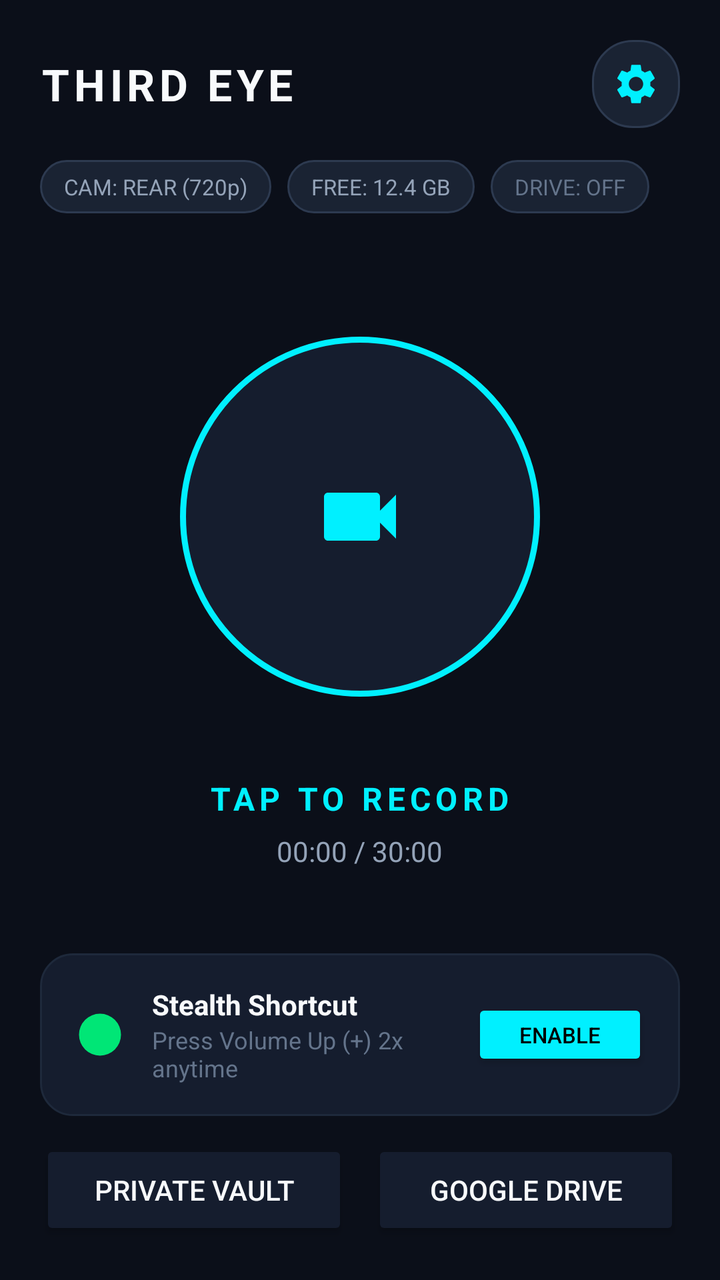
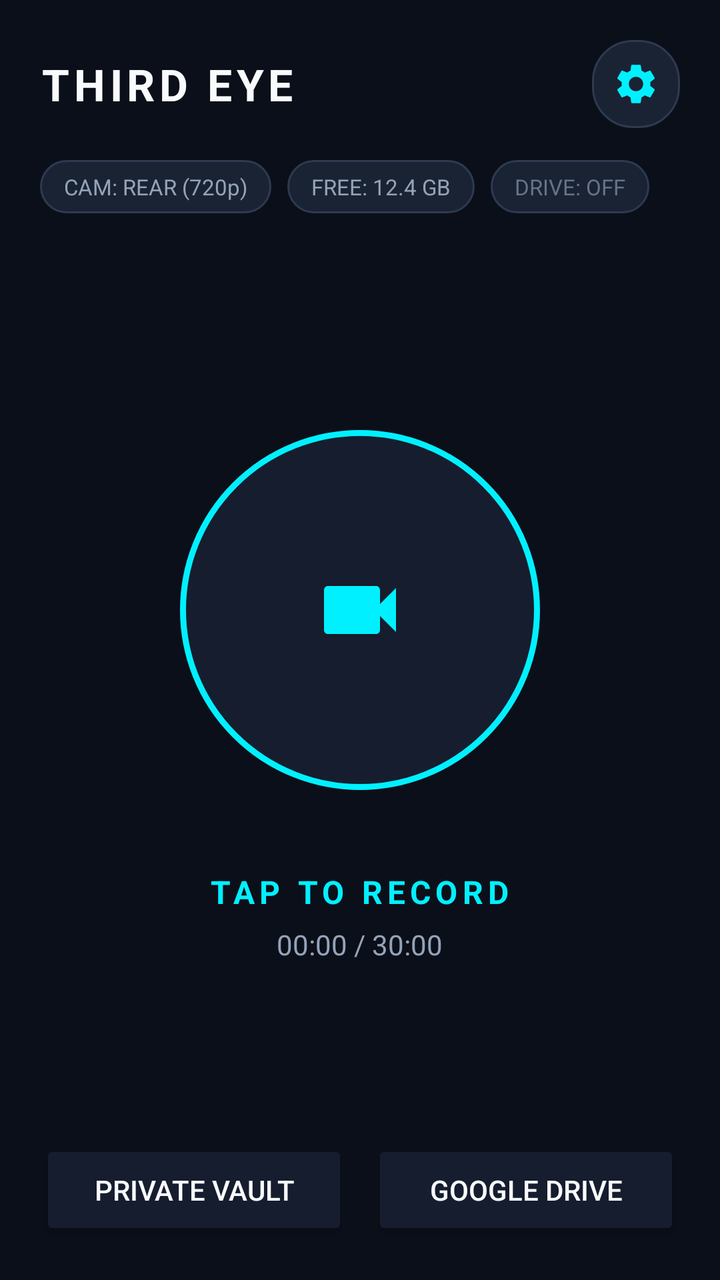

Screens rendered from an Android XML layout before and after an edit, with the pre-edit source and the edit as a unified diff.
<!-- AndroidManifest.xml: activity theme Theme.ThirdEye -->
<!-- res/layout/activity_main.xml -->
<?xml version="1.0" encoding="utf-8"?>
<androidx.constraintlayout.widget.ConstraintLayout xmlns:android="http://schemas.android.com/apk/res/android"
    xmlns:app="http://schemas.android.com/apk/res-auto"
    xmlns:tools="http://schemas.android.com/tools"
    android:layout_width="match_parent"
    android:layout_height="match_parent"
    android:background="@color/bg_dark"
    android:padding="20dp">

    
    <LinearLayout
        android:id="@+id/headerLayout"
        android:layout_width="match_parent"
        android:layout_height="wrap_content"
        android:orientation="horizontal"
        android:gravity="center_vertical"
        app:layout_constraintTop_toTopOf="parent">

        <TextView
            android:id="@+id/tvAppTitle"
            android:layout_width="0dp"
            android:layout_height="wrap_content"
            android:layout_weight="1"
            android:text="THIRD EYE"
            android:textColor="@color/text_primary"
            android:textSize="22sp"
            android:textStyle="bold"
            android:letterSpacing="0.1" />

        
        <ImageButton
            android:id="@+id/btnOpenSettings"
            android:layout_width="44dp"
            android:layout_height="44dp"
            android:background="@drawable/bg_status_badge"
            android:src="@drawable/ic_settings"
            android:padding="10dp"
            app:tint="@color/neon_cyan"
            android:contentDescription="Settings" />
    </LinearLayout>

    
    <LinearLayout
        android:id="@+id/badgeRow"
        android:layout_width="match_parent"
        android:layout_height="wrap_content"
        android:orientation="horizontal"
        android:layout_marginTop="16dp"
        app:layout_constraintTop_toBottomOf="@id/headerLayout">

        
        <TextView
            android:id="@+id/tvLensBadge"
            android:layout_width="wrap_content"
            android:layout_height="wrap_content"
            android:background="@drawable/bg_status_badge"
            android:paddingStart="12dp"
            android:paddingEnd="12dp"
            android:paddingTop="6dp"
            android:paddingBottom="6dp"
            android:text="CAM: REAR (720p)"
            android:textColor="@color/text_secondary"
            android:textSize="11sp"
            android:layout_marginEnd="8dp" />

        
        <TextView
            android:id="@+id/tvStorageBadge"
            android:layout_width="wrap_content"
            android:layout_height="wrap_content"
            android:background="@drawable/bg_status_badge"
            android:paddingStart="12dp"
            android:paddingEnd="12dp"
            android:paddingTop="6dp"
            android:paddingBottom="6dp"
            android:text="FREE: 12.4 GB"
            android:textColor="@color/text_secondary"
            android:textSize="11sp"
            android:layout_marginEnd="8dp" />

        
        <TextView
            android:id="@+id/tvCloudBadge"
            android:layout_width="wrap_content"
            android:layout_height="wrap_content"
            android:background="@drawable/bg_status_badge"
            android:paddingStart="12dp"
            android:paddingEnd="12dp"
            android:paddingTop="6dp"
            android:paddingBottom="6dp"
            android:text="DRIVE: OFF"
            android:textColor="@color/text_muted"
            android:textSize="11sp" />
    </LinearLayout>

    
    <LinearLayout
        android:id="@+id/centerSection"
        android:layout_width="wrap_content"
        android:layout_height="wrap_content"
        android:gravity="center"
        android:orientation="vertical"
        app:layout_constraintBottom_toTopOf="@id/bottomCards"
        app:layout_constraintEnd_toEndOf="parent"
        app:layout_constraintStart_toStartOf="parent"
        app:layout_constraintTop_toBottomOf="@id/badgeRow">

        
        <FrameLayout
            android:id="@+id/pulseContainer"
            android:layout_width="220dp"
            android:layout_height="220dp"
            android:layout_gravity="center">

            
            <ImageButton
                android:id="@+id/btnToggleRecord"
                android:layout_width="180dp"
                android:layout_height="180dp"
                android:layout_gravity="center"
                android:background="@drawable/bg_record_button"
                android:contentDescription="Start/Stop Record"
                android:scaleType="centerInside"
                android:padding="36dp"
                android:src="@drawable/ic_video_cam"
                app:tint="@color/neon_cyan" />
        </FrameLayout>

        
        <TextView
            android:id="@+id/tvRecordStatus"
            android:layout_width="wrap_content"
            android:layout_height="wrap_content"
            android:layout_marginTop="20dp"
            android:letterSpacing="0.15"
            android:text="TAP TO RECORD"
            android:textColor="@color/neon_cyan"
            android:textSize="16sp"
            android:textStyle="bold" />

        
        <TextView
            android:id="@+id/tvTimerCounter"
            android:layout_width="wrap_content"
            android:layout_height="wrap_content"
            android:layout_marginTop="6dp"
            android:text="00:00 / 30:00"
            android:textColor="@color/text_secondary"
            android:textSize="14sp" />
    </LinearLayout>

    
    <LinearLayout
        android:id="@+id/bottomCards"
        android:layout_width="match_parent"
        android:layout_height="wrap_content"
        android:orientation="vertical"
        app:layout_constraintBottom_toBottomOf="parent">

        
        <LinearLayout
            android:layout_width="match_parent"
            android:layout_height="wrap_content"
            android:background="@drawable/bg_card"
            android:orientation="horizontal"
            android:padding="16dp"
            android:gravity="center_vertical"
            android:layout_marginBottom="12dp">

            <ImageView
                android:layout_width="28dp"
                android:layout_height="28dp"
                android:src="@drawable/ic_camera_record"
                app:tint="@color/neon_emerald"
                android:layout_marginEnd="12dp" />

            <LinearLayout
                android:layout_width="0dp"
                android:layout_height="wrap_content"
                android:layout_weight="1"
                android:orientation="vertical">

                <TextView
                    android:layout_width="wrap_content"
                    android:layout_height="wrap_content"
                    android:text="Stealth Shortcut"
                    android:textColor="@color/text_primary"
                    android:textSize="14sp"
                    android:textStyle="bold" />

                <TextView
                    android:id="@+id/tvShortcutStatus"
                    android:layout_width="wrap_content"
                    android:layout_height="wrap_content"
                    android:text="Press Volume Up (+) 2x anytime"
                    android:textColor="@color/text_muted"
                    android:textSize="12sp" />
            </LinearLayout>

            <Button
                android:id="@+id/btnEnableShortcut"
                android:layout_width="wrap_content"
                android:layout_height="36dp"
                android:backgroundTint="@color/neon_cyan"
                android:text="Enable"
                android:textColor="@color/black"
                android:textSize="11sp" />
        </LinearLayout>

        
        <LinearLayout
            android:layout_width="match_parent"
            android:layout_height="wrap_content"
            android:orientation="horizontal">

            <Button
                android:id="@+id/btnOpenVault"
                android:layout_width="0dp"
                android:layout_height="50dp"
                android:layout_weight="1"
                android:layout_marginEnd="6dp"
                android:backgroundTint="@color/surface_card"
                android:text="Private Vault"
                android:textColor="@color/text_primary" />

            <Button
                android:id="@+id/btnConnectDrive"
                android:layout_width="0dp"
                android:layout_height="50dp"
                android:layout_weight="1"
                android:layout_marginStart="6dp"
                android:backgroundTint="@color/surface_card"
                android:text="Google Drive"
                android:textColor="@color/text_primary" />
        </LinearLayout>

    </LinearLayout>

</androidx.constraintlayout.widget.ConstraintLayout>
<!-- resources referenced by this layout -->
<resources>
  <color name="bg_dark">#0B0F19</color>
  <color name="black">#FF000000</color>
  <color name="neon_cyan">#00F0FF</color>
  <color name="neon_emerald">#00E676</color>
  <color name="surface_card">#151D2E</color>
  <color name="text_muted">#64748B</color>
  <color name="text_primary">#F8FAFC</color>
  <color name="text_secondary">#94A3B8</color>
  <!-- drawable bg_card (drawable) -->
  <?xml version="1.0" encoding="utf-8"?>
  <shape xmlns:android="http://schemas.android.com/apk/res/android"
      android:shape="rectangle">
      <solid android:color="@color/surface_card" />
      <stroke android:width="1dp" android:color="@color/surface_card_stroke" />
      <corners android:radius="16dp" />
  </shape>
  <!-- drawable bg_record_button (drawable) -->
  <?xml version="1.0" encoding="utf-8"?>
  <shape xmlns:android="http://schemas.android.com/apk/res/android"
      android:shape="oval">
      <solid android:color="@color/surface_card" />
      <stroke android:width="3dp" android:color="@color/neon_cyan" />
  </shape>
  <!-- drawable bg_status_badge (drawable) -->
  <?xml version="1.0" encoding="utf-8"?>
  <shape xmlns:android="http://schemas.android.com/apk/res/android"
      android:shape="rectangle">
      <solid android:color="#1A2333" />
      <corners android:radius="20dp" />
      <stroke android:width="1dp" android:color="#2D3A50" />
  </shape>
  <!-- drawable ic_camera_record (drawable) -->
  <vector xmlns:android="http://schemas.android.com/apk/res/android"
      android:width="24dp"
      android:height="24dp"
      android:viewportWidth="24"
      android:viewportHeight="24">
      <path
          android:fillColor="@color/neon_cyan"
          android:pathData="M12,12m-9,0a9,9 0,1 1,18 0a9,9 0,1 1,-18 0" />
  </vector>
  <!-- drawable ic_settings (drawable) -->
  <vector xmlns:android="http://schemas.android.com/apk/res/android"
      android:width="24dp"
      android:height="24dp"
      android:viewportWidth="24"
      android:viewportHeight="24">
      <path
          android:fillColor="@color/neon_cyan"
          android:pathData="M19.14,12.94c0.04,-0.3 0.06,-0.61 0.06,-0.94c0,-0.32 -0.02,-0.64 -0.07,-0.94l2.03,-1.58c0.18,-0.14 0.23,-0.41 0.12,-0.61l-1.92,-3.32c-0.12,-0.22 -0.37,-0.29 -0.59,-0.22l-2.39,0.96c-0.5,-0.38 -1.03,-0.7 -1.62,-0.94L14.4,2.81c-0.04,-0.24 -0.24,-0.41 -0.48,-0.41h-3.84c-0.24,0 -0.43,0.17 -0.47,0.41L9.25,5.35C8.66,5.59 8.12,5.92 7.63,6.29L5.24,5.33c-0.22,-0.08 -0.47,0 -0.59,0.22L2.74,8.87c-0.12,0.21 -0.08,0.47 0.12,0.61l2.03,1.58C4.84,11.36 4.8,11.69 4.8,12s0.02,0.64 0.07,0.94l-2.03,1.58c-0.18,0.14 -0.23,0.41 -0.12,0.61l1.92,3.32c0.12,0.22 0.37,0.29 0.59,0.22l2.39,-0.96c0.5,0.38 1.03,0.7 1.62,0.94l0.36,2.54c0.05,0.24 0.24,0.41 0.48,0.41h3.84c0.24,0 0.44,-0.17 0.47,-0.41l0.36,-2.54c0.59,-0.24 1.13,-0.56 1.62,-0.94l2.39,0.96c0.22,0.08 0.47,0 0.59,-0.22l1.92,-3.32c0.12,-0.22 0.07,-0.47 -0.12,-0.61L19.14,12.94zM12,15.6c-1.98,0 -3.6,-1.62 -3.6,-3.6s1.62,-3.6 3.6,-3.6s3.6,1.62 3.6,3.6S13.98,15.6 12,15.6z"/>
  </vector>
  <!-- drawable ic_video_cam (drawable) -->
  <vector xmlns:android="http://schemas.android.com/apk/res/android"
      android:width="48dp"
      android:height="48dp"
      android:viewportWidth="24"
      android:viewportHeight="24">
      <path
          android:fillColor="@color/neon_cyan"
          android:pathData="M17,10.5V7c0,-0.55 -0.45,-1 -1,-1H4c-0.55,0 -1,0.45 -1,1v10c0,0.55 0.45,1 1,1h12c0.55,0 1,-0.45 1,-1v-3.5l4,4v-11l-4,4z" />
  </vector>
  <style name="Theme.ThirdEye" parent="Theme.Material3.Dark.NoActionBar">
          <item name="android:statusBarColor">@color/bg_dark</item>
          <item name="android:navigationBarColor">@color/bg_dark</item>
          <item name="android:windowBackground">@color/bg_dark</item>
          <item name="colorPrimary">@color/neon_cyan</item>
          <item name="colorSecondary">@color/neon_emerald</item>
      </style>
  <color name="surface_card_stroke">#1E293B</color>
</resources>

<!-- the commit's change to res/layout/activity_main.xml (unified diff, before → after) -->
@@ -161,56 +161,6 @@
         <LinearLayout
             android:layout_width="match_parent"
             android:layout_height="wrap_content"
-            android:background="@drawable/bg_card"
-            android:orientation="horizontal"
-            android:padding="16dp"
-            android:gravity="center_vertical"
-            android:layout_marginBottom="12dp">
-
-            <ImageView
-                android:layout_width="28dp"
-                android:layout_height="28dp"
-                android:src="@drawable/ic_camera_record"
-                app:tint="@color/neon_emerald"
-                android:layout_marginEnd="12dp" />
-
-            <LinearLayout
-                android:layout_width="0dp"
-                android:layout_height="wrap_content"
-                android:layout_weight="1"
-                android:orientation="vertical">
-
-                <TextView
-                    android:layout_width="wrap_content"
-                    android:layout_height="wrap_content"
-                    android:text="Stealth Shortcut"
-                    android:textColor="@color/text_primary"
-                    android:textSize="14sp"
-                    android:textStyle="bold" />
-
-                <TextView
-                    android:id="@+id/tvShortcutStatus"
-                    android:layout_width="wrap_content"
-                    android:layout_height="wrap_content"
-                    android:text="Press Volume Up (+) 2x anytime"
-                    android:textColor="@color/text_muted"
-                    android:textSize="12sp" />
-            </LinearLayout>
-
-            <Button
-                android:id="@+id/btnEnableShortcut"
-                android:layout_width="wrap_content"
-                android:layout_height="36dp"
-                android:backgroundTint="@color/neon_cyan"
-                android:text="Enable"
-                android:textColor="@color/black"
-                android:textSize="11sp" />
-        </LinearLayout>
-
-        
-        <LinearLayout
-            android:layout_width="match_parent"
-            android:layout_height="wrap_content"
             android:orientation="horizontal">
 
             <Button
<!-- resource entries referenced after the edit -->
@@ -1,21 +1,11 @@
 <!-- resources referenced by this layout -->
 <resources>
   <color name="bg_dark">#0B0F19</color>
-  <color name="black">#FF000000</color>
   <color name="neon_cyan">#00F0FF</color>
-  <color name="neon_emerald">#00E676</color>
   <color name="surface_card">#151D2E</color>
   <color name="text_muted">#64748B</color>
   <color name="text_primary">#F8FAFC</color>
   <color name="text_secondary">#94A3B8</color>
-  <!-- drawable bg_card (drawable) -->
-  <?xml version="1.0" encoding="utf-8"?>
-  <shape xmlns:android="http://schemas.android.com/apk/res/android"
-      android:shape="rectangle">
-      <solid android:color="@color/surface_card" />
-      <stroke android:width="1dp" android:color="@color/surface_card_stroke" />
-      <corners android:radius="16dp" />
-  </shape>
   <!-- drawable bg_record_button (drawable) -->
   <?xml version="1.0" encoding="utf-8"?>
   <shape xmlns:android="http://schemas.android.com/apk/res/android"
@@ -31,16 +21,6 @@
       <corners android:radius="20dp" />
       <stroke android:width="1dp" android:color="#2D3A50" />
   </shape>
-  <!-- drawable ic_camera_record (drawable) -->
-  <vector xmlns:android="http://schemas.android.com/apk/res/android"
-      android:width="24dp"
-      android:height="24dp"
-      android:viewportWidth="24"
-      android:viewportHeight="24">
-      <path
-          android:fillColor="@color/neon_cyan"
-          android:pathData="M12,12m-9,0a9,9 0,1 1,18 0a9,9 0,1 1,-18 0" />
-  </vector>
   <!-- drawable ic_settings (drawable) -->
   <vector xmlns:android="http://schemas.android.com/apk/res/android"
       android:width="24dp"
@@ -68,6 +48,6 @@
           <item name="colorPrimary">@color/neon_cyan</item>
           <item name="colorSecondary">@color/neon_emerald</item>
       </style>
-  <color name="surface_card_stroke">#1E293B</color>
+  <color name="neon_emerald">#00E676</color>
 </resources>
 
